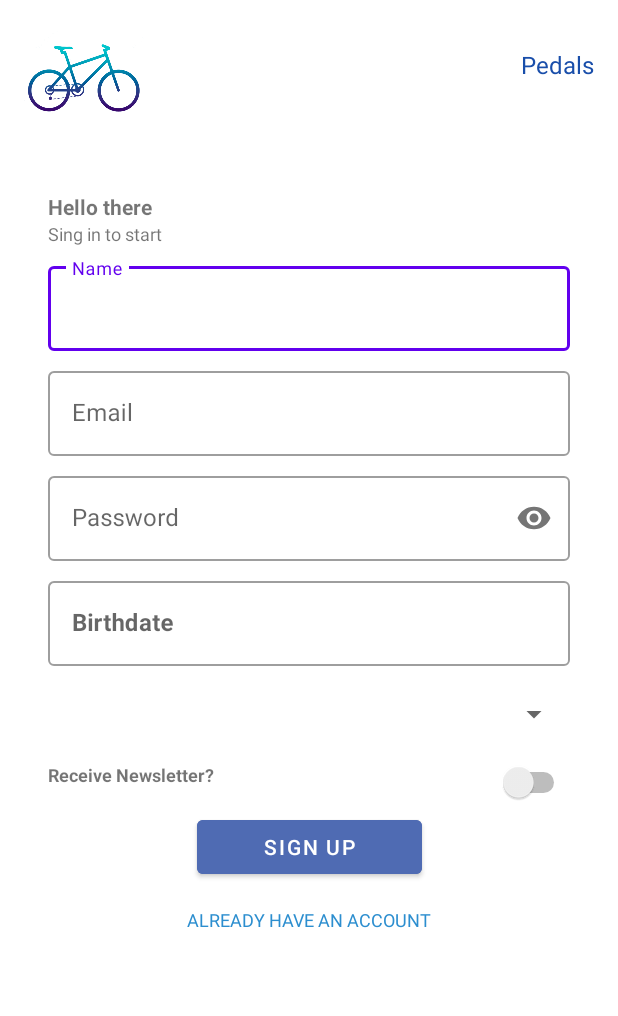
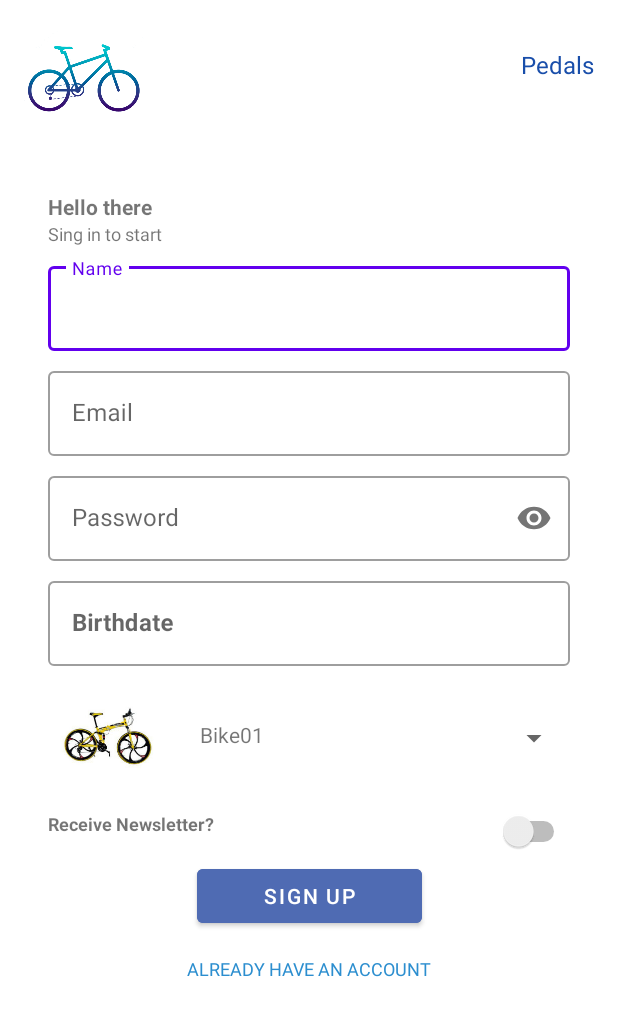
Before and after one commit to Arnauete02/splash_screen_arnau, an Android app: the SignupActivity screen opened directly, with no data from a screen before it, on a phone screen of 412 x 824 dp. Shown: the top 1016 px of the screen. Run offline under Robolectric (Android 15) with nearby library versions, the phone set to English and light mode, and no system bars; Roboto replaces fonts that are not available here.

Commit message:
commit a lot

```diff
--- /dev/null
+++ b/app/src/main/java/com/example/splash_screen_arnau/BikeSpinner.java
@@ -0,0 +1,22 @@
+package com.example.splash_screen_arnau;
+
+public class BikeSpinner {
+    private String bikeName;
+    private int bikeImg;
+    public BikeSpinner(String bikeName, int bikeImg){
+        this.bikeName = bikeName;
+        this.bikeImg = bikeImg;
+    }
+    public String getBikeName() {
+        return bikeName;
+    }
+    public void setBikeName(String bikeName) {
+        this.bikeName = bikeName;
+    }
+    public int getBikeImg() {
+        return bikeImg;
+    }
+    public void setBikeImg(int bikeImg) {
+        this.bikeImg = bikeImg;
+    }
+}
--- a/app/src/main/java/com/example/splash_screen_arnau/SignupActivity.java
+++ b/app/src/main/java/com/example/splash_screen_arnau/SignupActivity.java
@@ -2,13 +2,90 @@ package com.example.splash_screen_arnau;
 
 import androidx.appcompat.app.AppCompatActivity;
 
+import android.app.DatePickerDialog;
+import android.content.Intent;
 import android.os.Bundle;
+import android.view.View;
+import android.widget.AdapterView;
+import android.widget.DatePicker;
+import android.widget.Spinner;
+import android.widget.TextView;
+import android.widget.Toast;
+
+import com.google.android.material.textfield.TextInputEditText;
+
+import java.util.ArrayList;
+import java.util.Calendar;
 
 public class SignupActivity extends AppCompatActivity {
+
+    private DatePickerDialog pickerDialog;
+    private TextInputEditText text_birthdate;
+
+    private Spinner bikeSpinnerClass;
+    private ArrayList<BikeSpinner> mBikeSpinner;
+    private SpinnerAdapter mAdapter;
+
+    private TextView already;
 
     @Override
     protected void onCreate(Bundle savedInstanceState) {
         super.onCreate(savedInstanceState);
         setContentView(R.layout.activity_signup);
+
+        text_birthdate = findViewById(R.id.text_birthdate);
+        bikeSpinnerClass = findViewById(R.id.spinner);
+        already = findViewById(R.id.already);
+
+        already.setOnClickListener(new View.OnClickListener() {
+            @Override
+            public void onClick(View v) {
+                Intent intent = new Intent(SignupActivity.this, DashboardActivity.class);
+                startActivity(intent);
+            }
+        });
+
+        text_birthdate.setOnClickListener(new View.OnClickListener() {
+            @Override
+            public void onClick(View v) {
+                final Calendar cldr = Calendar.getInstance();
+                int day = cldr.get(Calendar.DAY_OF_MONTH);
+                int month = cldr.get(Calendar.MONTH);
+                int year = cldr.get(Calendar.YEAR);
+                pickerDialog = new DatePickerDialog(SignupActivity.this,
+                        new DatePickerDialog.OnDateSetListener() {
+                            @Override
+                            public void onDateSet(DatePicker view, int year, int monthOfYear, int dayOfMonth) {
+                                text_birthdate.setText(dayOfMonth + "/" + (monthOfYear + 1) + "/" + year);
+                            }
+                        }, year, month, day);
+                pickerDialog.show();
+            }
+        });
+
+        mBikeSpinner = new ArrayList<>();
+        mBikeSpinner.add(new BikeSpinner("Bike01", R.drawable.bike01));
+        mBikeSpinner.add(new BikeSpinner("Bike02", R.drawable.bike02));
+        mBikeSpinner.add(new BikeSpinner("Bike03", R.drawable.bike03));
+        mBikeSpinner.add(new BikeSpinner("Bike04", R.drawable.bike04));
+        mBikeSpinner.add(new BikeSpinner("Bike06", R.drawable.bike06));
+        mBikeSpinner.add(new BikeSpinner("Bike08", R.drawable.bike08));
+
+        mAdapter = new SpinnerAdapter(this, mBikeSpinner);
+        bikeSpinnerClass.setAdapter(mAdapter);
+
+        bikeSpinnerClass.setOnItemSelectedListener(new AdapterView.OnItemSelectedListener() {
+            @Override
+            public void onItemSelected(AdapterView<?> parent, View view, int position, long id) {
+                BikeSpinner selectedItem = (BikeSpinner) parent.getItemAtPosition(position);
+                String selectedBikeName = selectedItem.getBikeName();
+                Toast.makeText(SignupActivity.this, selectedBikeName, Toast.LENGTH_SHORT).show();
+            }
+
+            @Override
+            public void onNothingSelected(AdapterView<?> parent) {
+                Toast.makeText(SignupActivity.this, "Nothing selected", Toast.LENGTH_SHORT).show();
+            }
+        });
     }
 }
--- /dev/null
+++ b/app/src/main/java/com/example/splash_screen_arnau/SpinnerAdapter.java
@@ -0,0 +1,49 @@
+package com.example.splash_screen_arnau;
+
+import android.content.Context;
+import android.view.LayoutInflater;
+import android.view.View;
+import android.view.ViewGroup;
+import android.widget.ArrayAdapter;
+import android.widget.ImageView;
+import android.widget.TextView;
+
+import androidx.annotation.NonNull;
+import androidx.annotation.Nullable;
+
+import java.util.ArrayList;
+
+public class SpinnerAdapter extends ArrayAdapter<BikeSpinner> {
+    public SpinnerAdapter(@NonNull Context context, ArrayList<BikeSpinner> bikeSpinnerArrayList){
+        super(context,0, bikeSpinnerArrayList);
+    }
+
+    @NonNull
+    @Override
+    public View getView(int position, @Nullable View convertView, @NonNull ViewGroup parent){
+        return initView(position, convertView, parent);
+    }
+
+    @Override
+    public View getDropDownView(int position, @Nullable View convertView, @NonNull ViewGroup parent){
+        return initView(position, convertView, parent);
+    }
+
+    public View initView(int position, @Nullable View convertView, @NonNull ViewGroup parent){
+        if (convertView == null){
+            convertView = LayoutInflater.from(getContext()).inflate(
+                    R.layout.spinner_layout,
+                    parent,
+                    false
+            );
+            ImageView imageView = convertView.findViewById(R.id.imageView);
+            TextView textView = convertView.findViewById(R.id.textView);
+            BikeSpinner currentItem = getItem(position);
+            if (currentItem != null){
+                imageView.setImageResource(currentItem.getBikeImg());
+                textView.setText(currentItem.getBikeName());
+            }
+        }
+        return convertView;
+    }
+}
--- a/app/src/main/res/layout/activity_dashboard.xml
+++ b/app/src/main/res/layout/activity_dashboard.xml
@@ -14,7 +14,8 @@
         android:layout_marginTop="16dp"
         app:layout_constraintStart_toStartOf="parent"
         app:layout_constraintTop_toTopOf="parent"
-        app:srcCompat="@drawable/bicipngcolor" />
+        app:srcCompat="@drawable/bicipngcolor"
+        android:transitionName="image_origin"/>
 
     <TextView
         android:id="@+id/text_title"
@@ -27,7 +28,8 @@
         android:textColor="#194EAA"
         android:textSize="16sp"
         app:layout_constraintEnd_toEndOf="parent"
-        app:layout_constraintTop_toTopOf="parent" />
+        app:layout_constraintTop_toTopOf="parent"
+        android:transitionName="text_origin"/>
 
     <TextView
         android:id="@+id/dash_title"
--- a/app/src/main/res/layout/activity_main.xml
+++ b/app/src/main/res/layout/activity_main.xml
@@ -12,7 +12,8 @@
         android:layout_height="wrap_content"
         app:layout_constraintStart_toStartOf="parent"
         app:layout_constraintTop_toTopOf="parent"
-        app:srcCompat="@drawable/bicipngcolor" />
+        app:srcCompat="@drawable/bicipngcolor"
+        android:transitionName="image_origin"/>
 
     <TextView
         android:id="@+id/text_title"
@@ -24,7 +25,8 @@
         android:textSize="48sp"
         app:layout_constraintEnd_toEndOf="parent"
         app:layout_constraintStart_toStartOf="parent"
-        app:layout_constraintTop_toBottomOf="@+id/bike_logo" />
+        app:layout_constraintTop_toBottomOf="@+id/bike_logo"
+        android:transitionName="text_origin"/>
 
     <TextView
         android:id="@+id/text_subtitle"
--- a/app/src/main/res/layout/activity_signup.xml
+++ b/app/src/main/res/layout/activity_signup.xml
@@ -113,6 +113,8 @@
             android:inputType="textPassword" />
     </com.google.android.material.textfield.TextInputLayout>
 
+
+
     <com.google.android.material.textfield.TextInputLayout
         android:id="@+id/birthdate"
         style="@style/Widget.MaterialComponents.TextInputLayout.OutlinedBox"
--- /dev/null
+++ b/app/src/main/res/layout/spinner_layout.xml
@@ -0,0 +1,29 @@
+<?xml version="1.0" encoding="utf-8"?>
+<RelativeLayout xmlns:android="http://schemas.android.com/apk/res/android"
+    xmlns:app="http://schemas.android.com/apk/res-auto"
+    android:layout_width="match_parent"
+    android:layout_height="wrap_content">
+    <ImageView
+        android:id="@+id/imageView"
+        android:layout_width="70dp"
+        android:layout_height="70dp"
+        android:layout_marginStart="5dp"
+        android:layout_marginTop="5dp"
+        android:layout_marginEnd="5dp"
+        android:layout_marginBottom="5dp"
+        app:srcCompat="@drawable/bike01" />
+    <TextView
+        android:id="@+id/textView"
+        android:layout_width="wrap_content"
+        android:layout_height="wrap_content"
+        android:layout_alignBottom="@id/imageView"
+        android:layout_alignParentTop="true"
+        android:layout_marginStart="20dp"
+        android:layout_marginTop="12dp"
+        android:layout_marginEnd="12dp"
+        android:layout_marginBottom="12dp"
+        android:layout_toEndOf="@id/imageView"
+        android:gravity="center"
+        android:text="TextView"
+        android:textSize="14sp" />
+</RelativeLayout>
```
Also changed, not shown: app/src/main/java/com/example/splash_screen_arnau/DashboardActivity.java (+25 -0 lines), app/src/main/java/com/example/splash_screen_arnau/ForgotpasswordActivity.java (+15 -0 lines), app/src/main/java/com/example/splash_screen_arnau/MainActivity.java (+30 -0 lines).
